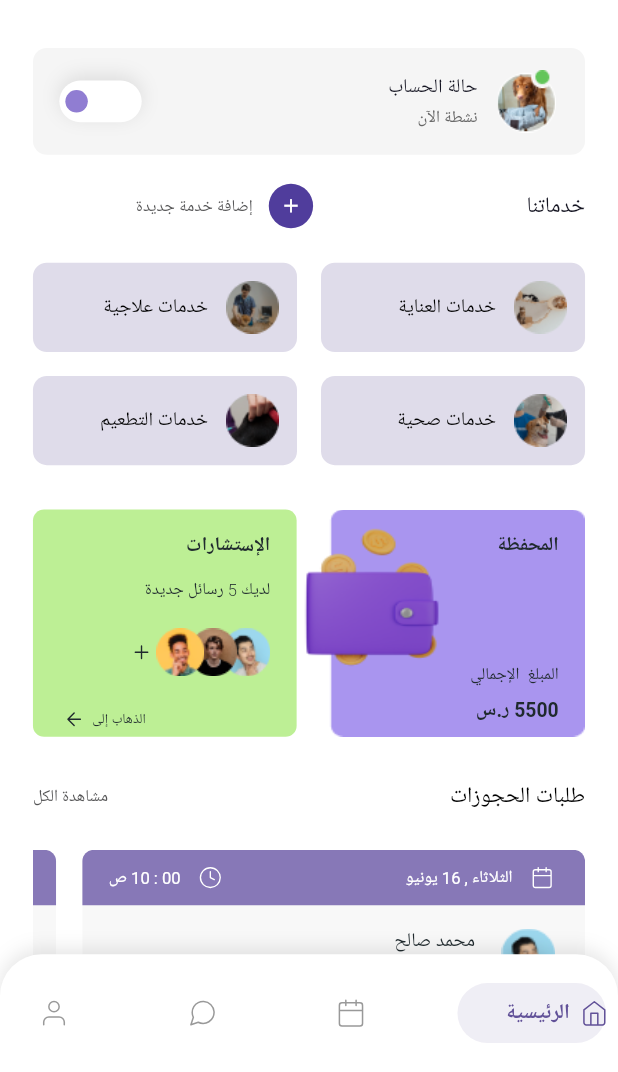
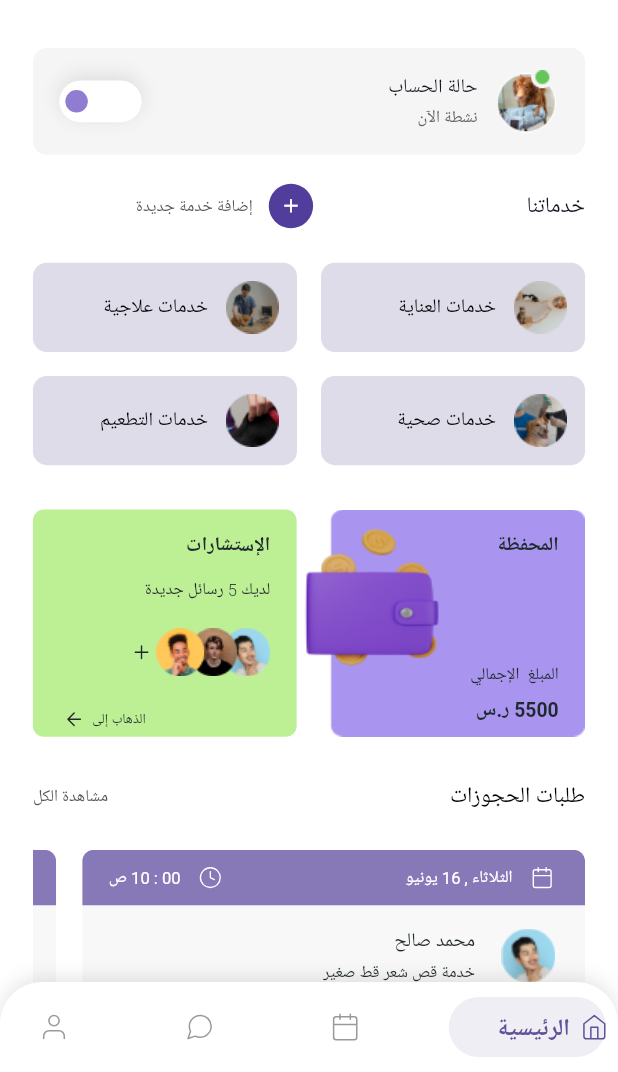
Before and after one commit to MostafaBastawy/Task_Badr, a Flutter app: the screen it shows after launch, on a phone screen of 412 x 824 dp, the part 164-1236 px from its top. Run offline on Flutter 3.47's test engine with Material 2 defaults, Android fonts, the light colour scheme and no system bars; drawn by our look-alikes of flutter_switch, salomon_bottom_bar; our stand-ins replace easy_localization, flutter_bloc, flutter_screenutil, flutter_svg; generated files the repository leaves out were written again; Roboto replaces fonts that are missing (Alexandria).

Commit message:
bottom nav bar issue

```diff
--- a/lib/modules/home_layout/widgets/app_bottom_navigation_bar.dart
+++ b/lib/modules/home_layout/widgets/app_bottom_navigation_bar.dart
@@ -17,7 +17,6 @@ class AppBottomNavigationBar extends StatelessWidget {
     return BlocBuilder<HomeLayoutCubit, HomeLayoutStates>(
       builder: (BuildContext context, state) => Container(
         width: 375.w,
-        height: 85.h,
         decoration: BoxDecoration(
           color: ColorsManager.fffffff,
           borderRadius: BorderRadius.only(
@@ -49,7 +48,7 @@ class AppBottomNavigationBar extends StatelessWidget {
               title: Text(
                 "الرئيسية",
                 style: TextStyle(
-                  fontSize: 15.sp,
+                  fontSize: 17.sp,
                   fontWeight: FontWeight.w700,
                 ),
               ),
@@ -70,7 +69,7 @@ class AppBottomNavigationBar extends StatelessWidget {
               title: Text(
                 "الحجوزات",
                 style: TextStyle(
-                  fontSize: 15.sp,
+                  fontSize: 17.sp,
                   fontWeight: FontWeight.w700,
                 ),
               ),
@@ -91,7 +90,7 @@ class AppBottomNavigationBar extends StatelessWidget {
               title: Text(
                 "المحادثات",
                 style: TextStyle(
-                  fontSize: 15.sp,
+                  fontSize: 17.sp,
                   fontWeight: FontWeight.w700,
                 ),
               ),
@@ -112,7 +111,7 @@ class AppBottomNavigationBar extends StatelessWidget {
               title: Text(
                 "حسابي",
                 style: TextStyle(
-                  fontSize: 15.sp,
+                  fontSize: 17.sp,
                   fontWeight: FontWeight.w700,
                 ),
               ),
```
